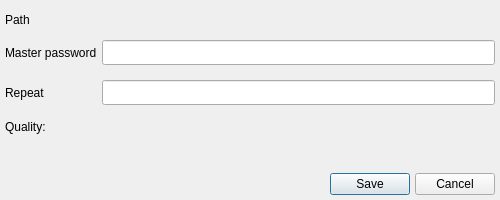
The window that DbCreator.ui (sochok222/RadikPass) describes before a commit, drawn with Qt 5.
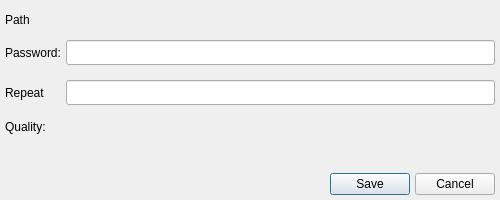
The same window after the commit.

```diff
--- a/DbCreator.ui
+++ b/DbCreator.ui
@@ -154,7 +154,7 @@
      <item row="1" column="0">
       <widget class="QLabel" name="label">
        <property name="text">
-        <string>Master password</string>
+        <string>Password:</string>
        </property>
       </widget>
      </item>
```
Left out of the diff: 16 changed lines with no effect on the pictures.
